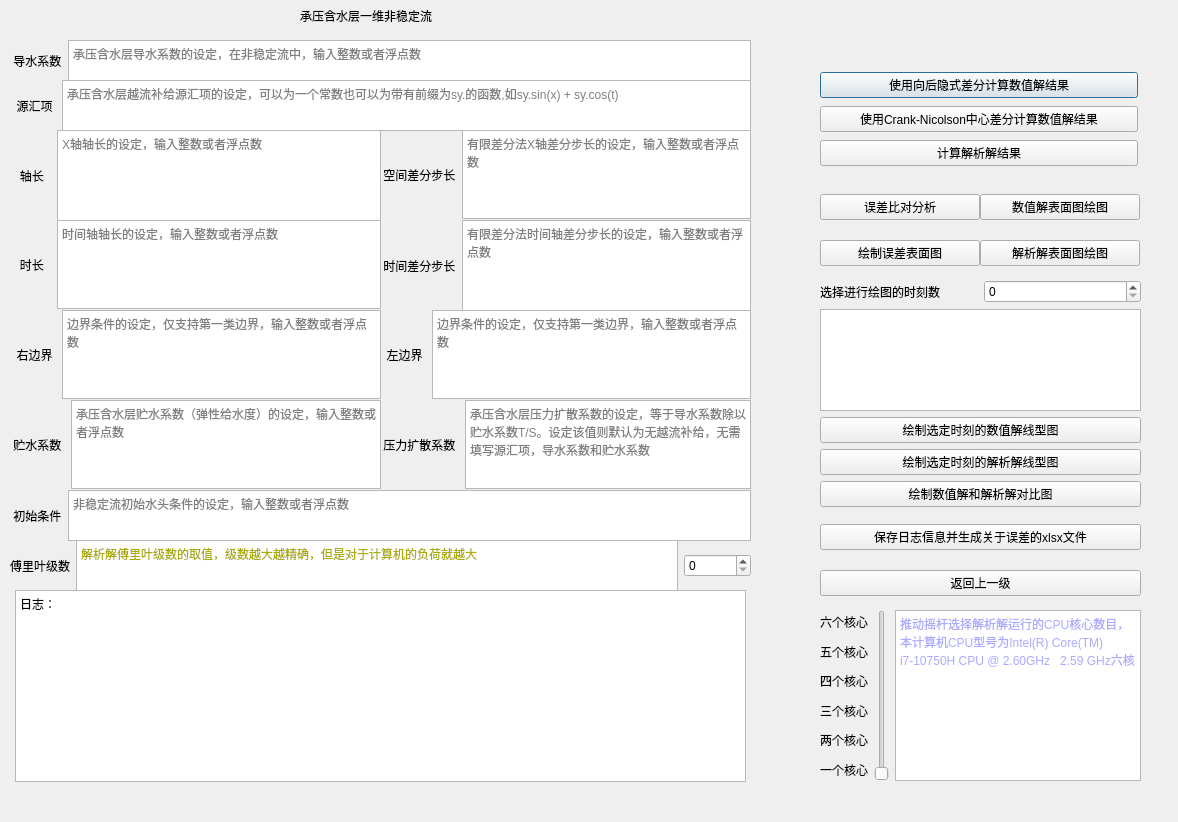
Qt form ui/odcausf.ui (Yulei-3005240023/FDM_groundwater) before a commit.
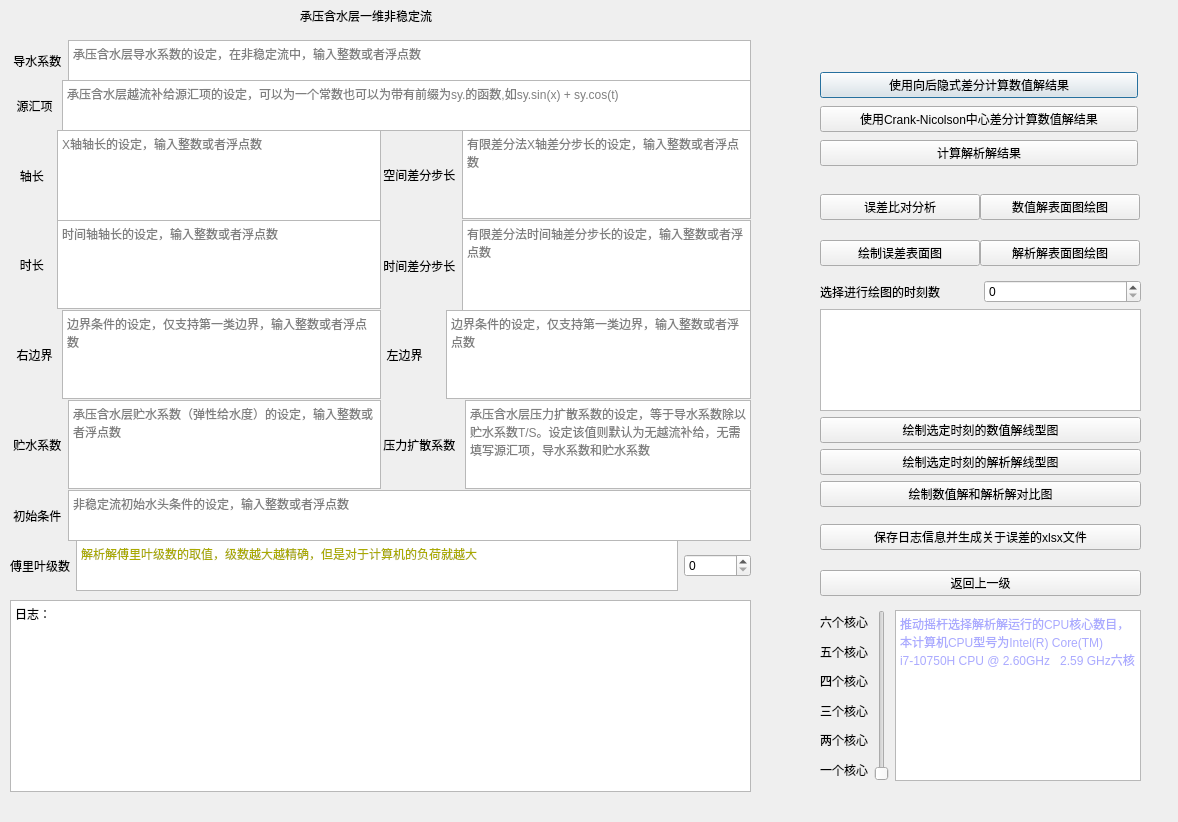
The same form after that commit.

What changed in the file:
```diff
--- a/ui/odcausf.ui
+++ b/ui/odcausf.ui
@@ -71,7 +71,7 @@
     <item>
      <widget class="QLabel" name="label_4">
       <property name="text">
-       <string>  左边界 </string>
+       <string>  左边界     </string>
       </property>
      </widget>
     </item>
@@ -234,7 +234,7 @@
     <item>
      <widget class="QLabel" name="label_10">
       <property name="text">
-       <string> 贮水系数 </string>
+       <string> 贮水系数</string>
       </property>
      </widget>
     </item>
@@ -328,9 +328,9 @@
   <widget class="QTextBrowser" name="textBrowser">
    <property name="geometry">
     <rect>
-     <x>15</x>
-     <y>590</y>
-     <width>731</width>
+     <x>10</x>
+     <y>600</y>
+     <width>741</width>
      <height>192</height>
     </rect>
    </property>
```
